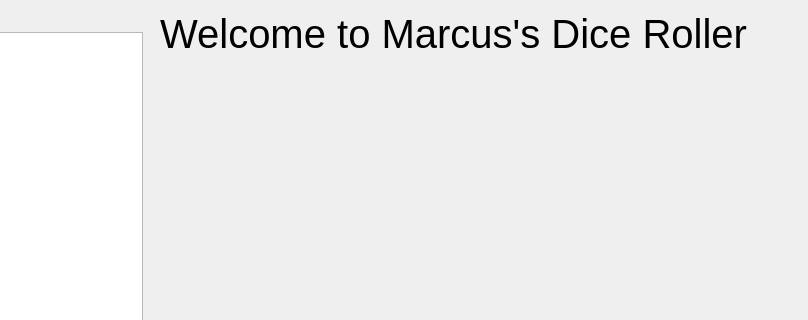
Old version of the form qt_creator_files/Ui_HomeSheet.ui in the repository Blokz101/Dice-Roller; both pictures show x 192 to 1000 and y 0 to 320 of the 1000 by 600 pixel window.
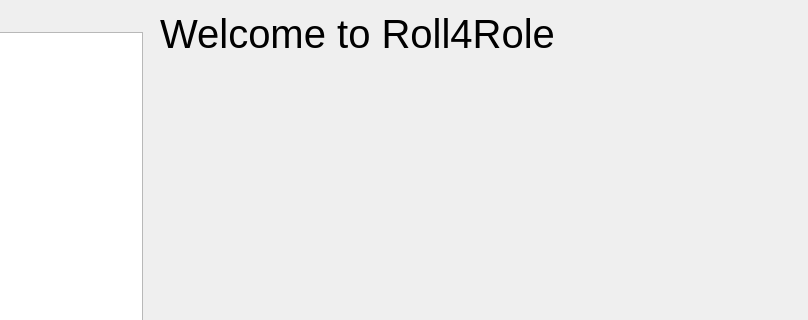
New version of the form.

```diff
--- a/qt_creator_files/Ui_HomeSheet.ui
+++ b/qt_creator_files/Ui_HomeSheet.ui
@@ -68,7 +68,7 @@
         </font>
        </property>
        <property name="text">
-        <string> Welcome to Marcus's Dice Roller</string>
+        <string> Welcome to Roll4Role</string>
        </property>
       </widget>
      </item>
```
